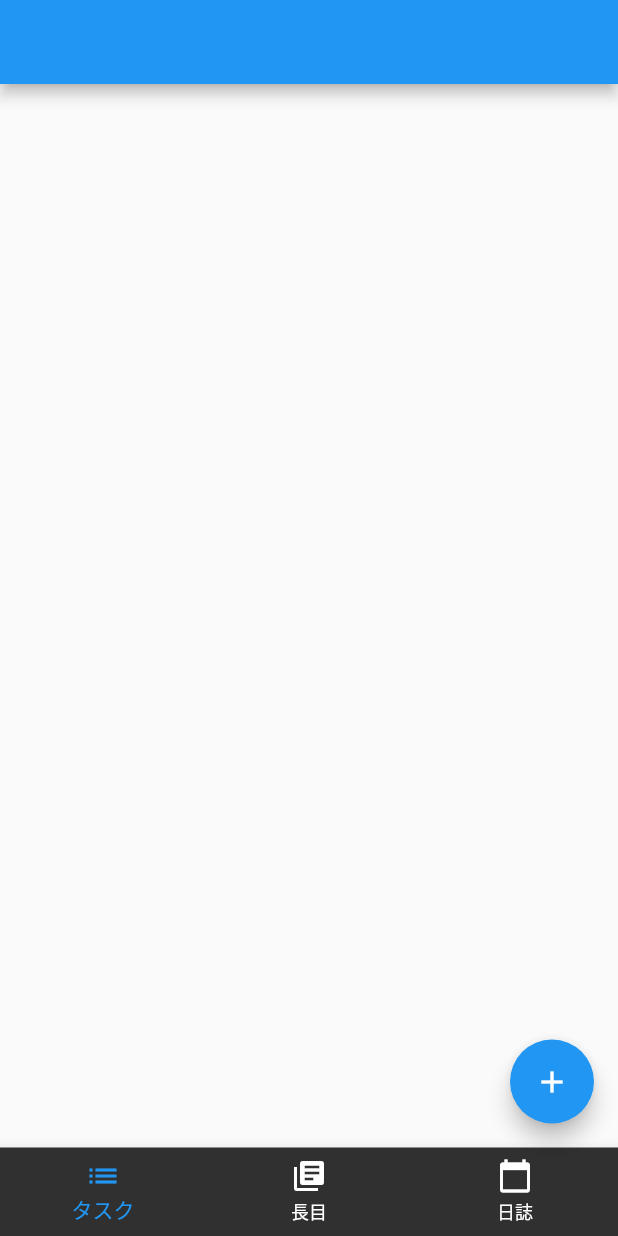
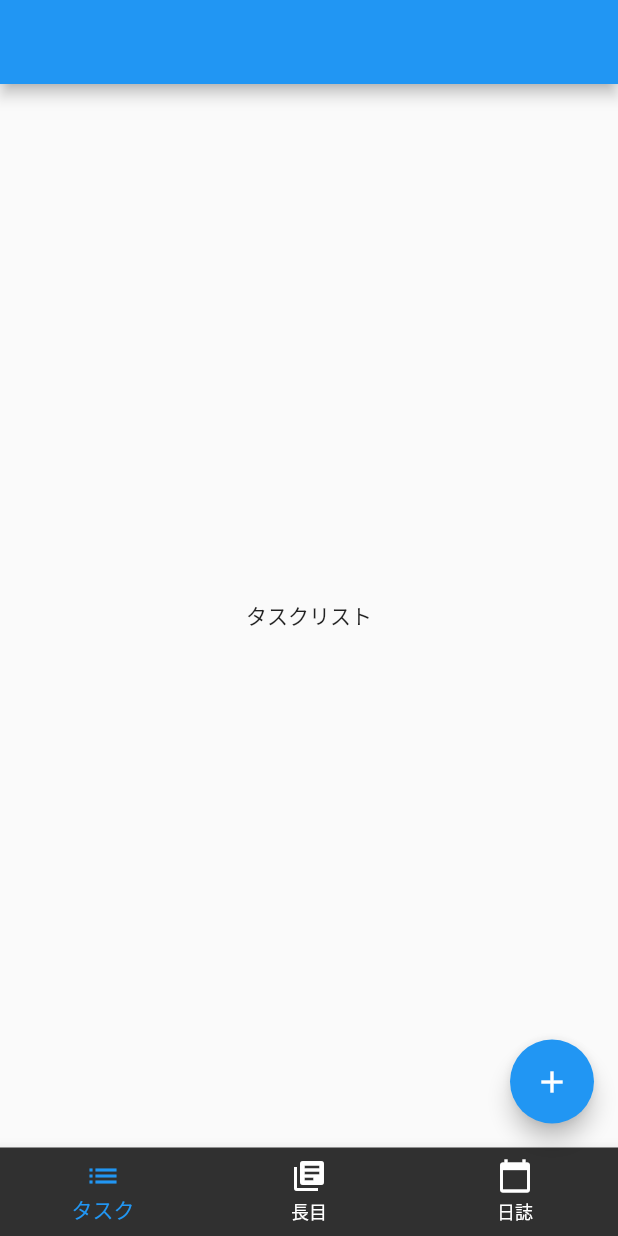
Before and after one commit to yoichiyy/taskapp2, a Flutter app: the screen it shows after launch, on a phone screen of 412 x 824 dp. Run offline on Flutter 3.47's test engine with Material 2 defaults, Android fonts, the phone set to English and light mode, and no system bars.

Commit message:
1/12はじめての授業終了時

```diff
--- a/lib/home.dart
+++ b/lib/home.dart
@@ -1,4 +1,7 @@
 import 'package:flutter/material.dart';
+import 'package:taskapp2/pages/diary.dart';
+import 'package:taskapp2/pages/goal.dart';
+import 'package:taskapp2/pages/task_list.dart';
 
 class MyHomePage extends StatefulWidget {
   MyHomePage({Key key}) : super(key: key);
@@ -9,12 +12,13 @@ class MyHomePage extends StatefulWidget {
 
 class _MyHomePageState extends State<MyHomePage> {
   int currentIndex = 0;
+  List pages = [TaskList(), Goal(), Diary()];
 
   @override
   Widget build(BuildContext context) {
     return Scaffold(
       appBar: AppBar(),
-      body: Center(),
+      body: pages[currentIndex],
       floatingActionButton: FloatingActionButton(
         child: Icon(Icons.add),
       ),
--- /dev/null
+++ b/lib/pages/task_list.dart
@@ -0,0 +1,12 @@
+import 'package:flutter/material.dart';
+
+class TaskList extends StatelessWidget {
+  @override
+  Widget build(BuildContext context) {
+    return Scaffold(
+      body: Center(
+        child: Text("タスクリスト"),
+      ),
+    );
+  }
+}
```
Also changed, not shown: lib/pages/diary.dart (added, +12 -0 lines), lib/pages/goal.dart (added, +12 -0 lines).
